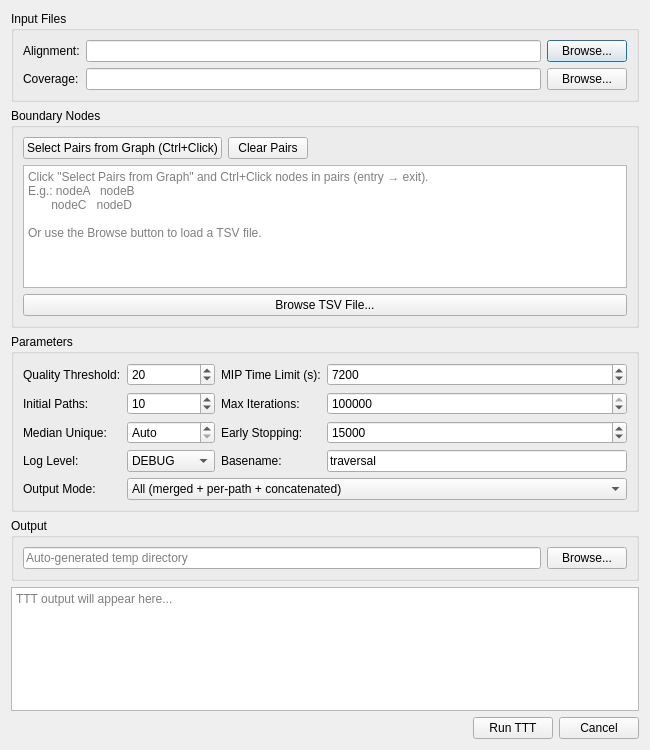
First picture: the form in ui/dialogs/tttdialog.ui, repository Steven-Stimson/Pathfinder, before the edit.
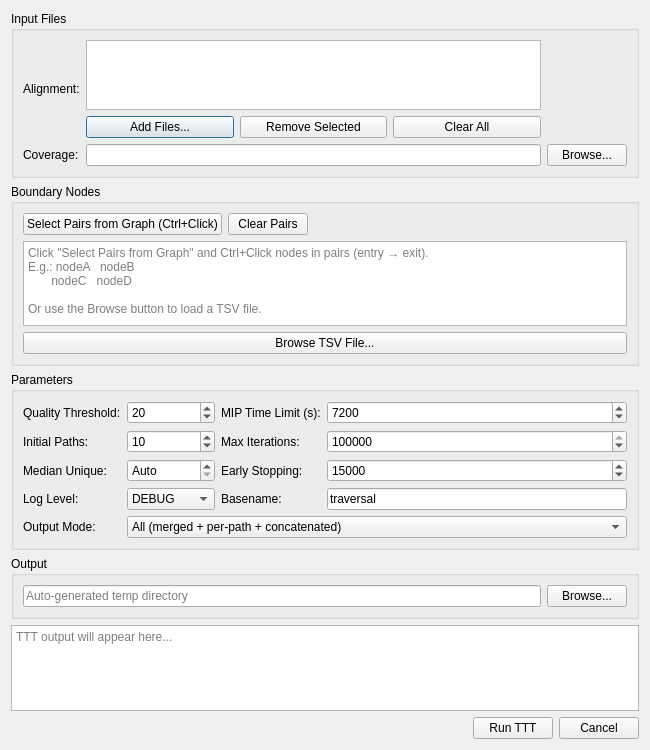
Second picture: the form after the edit.

Commit message:
Add multi-file selection for TTT alignment input
- Changed alignment file selection from single QLineEdit to QListWidget
- Added support for selecting multiple .gaf and .pairs files simultaneously
- Added 'Add Files...', 'Remove Selected', and 'Clear All' buttons
- Removed TTT/tests and TTT/verkko_coverage_fix folders
- Updated UI, header, and implementation files

The edit to the form file:
```diff
--- a/ui/dialogs/tttdialog.ui
+++ b/ui/dialogs/tttdialog.ui
@@ -28,14 +28,46 @@
        </widget>
       </item>
       <item row="0" column="1">
-       <widget class="QLineEdit" name="gafPathEdit"/>
-      </item>
-      <item row="0" column="2">
+       <layout class="QVBoxLayout" name="alignmentVLayout">
+        <item>
+         <widget class="QListWidget" name="alignmentListWidget">
+          <property name="maximumSize">
+           <size>
+            <width>16777215</width>
+            <height>100</height>
+           </size>
+          </property>
+          <property name="selectionMode">
+           <enum>QAbstractItemView::ExtendedSelection</enum>
+          </property>
+         </widget>
+        </item>
+        <item>
+         <layout class="QHBoxLayout" name="alignmentButtonLayout">
+          <item>
        <widget class="QPushButton" name="browseGafButton">
         <property name="text">
-         <string>Browse...</string>
-        </property>
-       </widget>
+             <string>Add Files...</string>
+            </property>
+           </widget>
+          </item>
+          <item>
+           <widget class="QPushButton" name="removeAlignmentButton">
+            <property name="text">
+             <string>Remove Selected</string>
+            </property>
+           </widget>
+          </item>
+          <item>
+           <widget class="QPushButton" name="clearAlignmentButton">
+            <property name="text">
+             <string>Clear All</string>
+            </property>
+           </widget>
+          </item>
+         </layout>
+        </item>
+       </layout>
       </item>
       <item row="1" column="0">
        <widget class="QLabel" name="coverageLabel">
```
Lines whose indentation alone changed are shown as unchanged. The commit also changes 2 other files.
